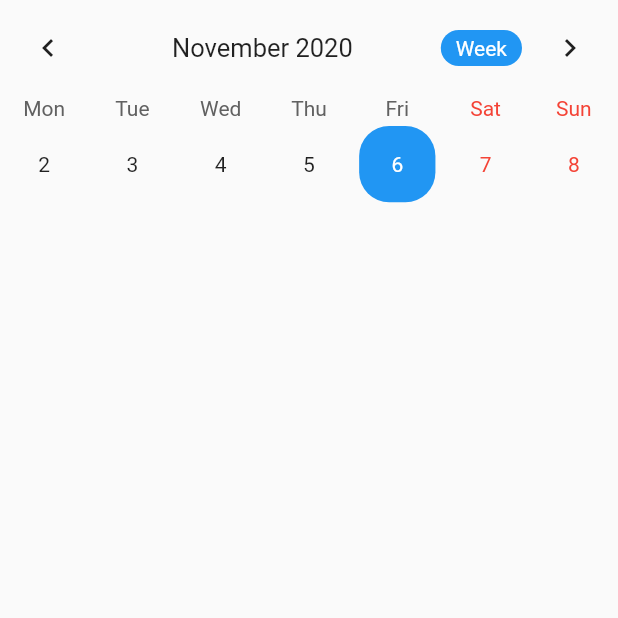
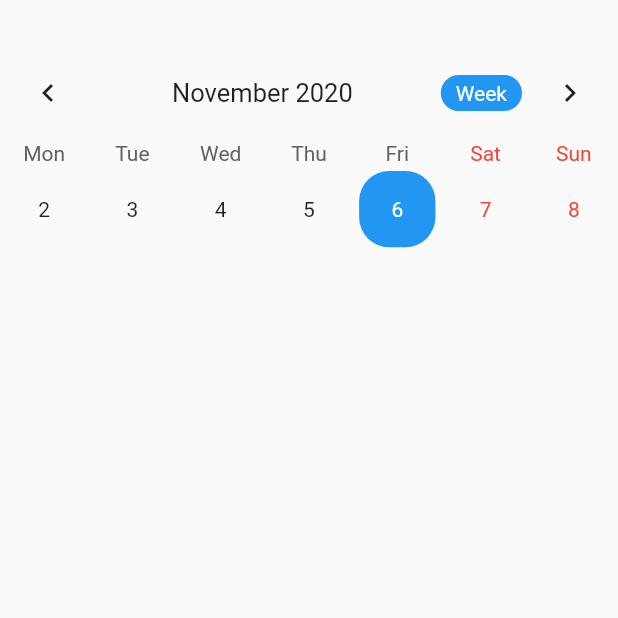
Before and after one commit to trionfettinico/pafp, a Flutter app: the CalendarioPage screen opened directly, on a phone screen of 412 x 824 dp, the top half of it. Run offline on Flutter 3.47's test engine with Material 2 defaults, Android fonts, the phone set to English and light mode, and no system bars; drawn by our look-alikes of table_calendar; our stand-ins replace cloud_firestore, firebase_auth, firebase_core; accounts and stored records are empty.

Commit message:
modifiche layout

```diff
--- a/lib/allenatore/calendario.dart
+++ b/lib/allenatore/calendario.dart
@@ -22,6 +22,7 @@ class _CalendarioPageState extends State<CalendarioPage> {
   Widget build(BuildContext context) {
     return Scaffold(
       body: SingleChildScrollView(
+        padding: EdgeInsets.symmetric(vertical: 30),
         child: Column(
           crossAxisAlignment: CrossAxisAlignment.start,
           children: <Widget>[
--- a/lib/allenatore/impostazioni.dart
+++ b/lib/allenatore/impostazioni.dart
@@ -10,6 +10,8 @@ class _ImpostazioniPageState extends State<ImpostazioniPage> {
   @override
   Widget build(BuildContext context)
   {
+    return Scaffold(
 
+    );
   }
 }
--- a/lib/allenatore/lista_allievi.dart
+++ b/lib/allenatore/lista_allievi.dart
@@ -1,6 +1,7 @@
 import 'package:flutter/material.dart';
 
-class ListaAllieviPage extends StatefulWidget {
+class ListaAllieviPage extends StatefulWidget
+{
   @override
   _ListaAllieviPageState createState() => _ListaAllieviPageState();
 }
@@ -9,6 +10,8 @@ class _ListaAllieviPageState extends State<ListaAllieviPage> {
 
   @override
   Widget build(BuildContext context) {
+    return Scaffold(
 
+    );
   }
 }
--- a/lib/allenatore/note.dart
+++ b/lib/allenatore/note.dart
@@ -9,6 +9,8 @@ class _NotePageState extends State<NotePage> {
 
   @override
   Widget build(BuildContext context) {
+    return Scaffold(
 
+    );
   }
 }
```
